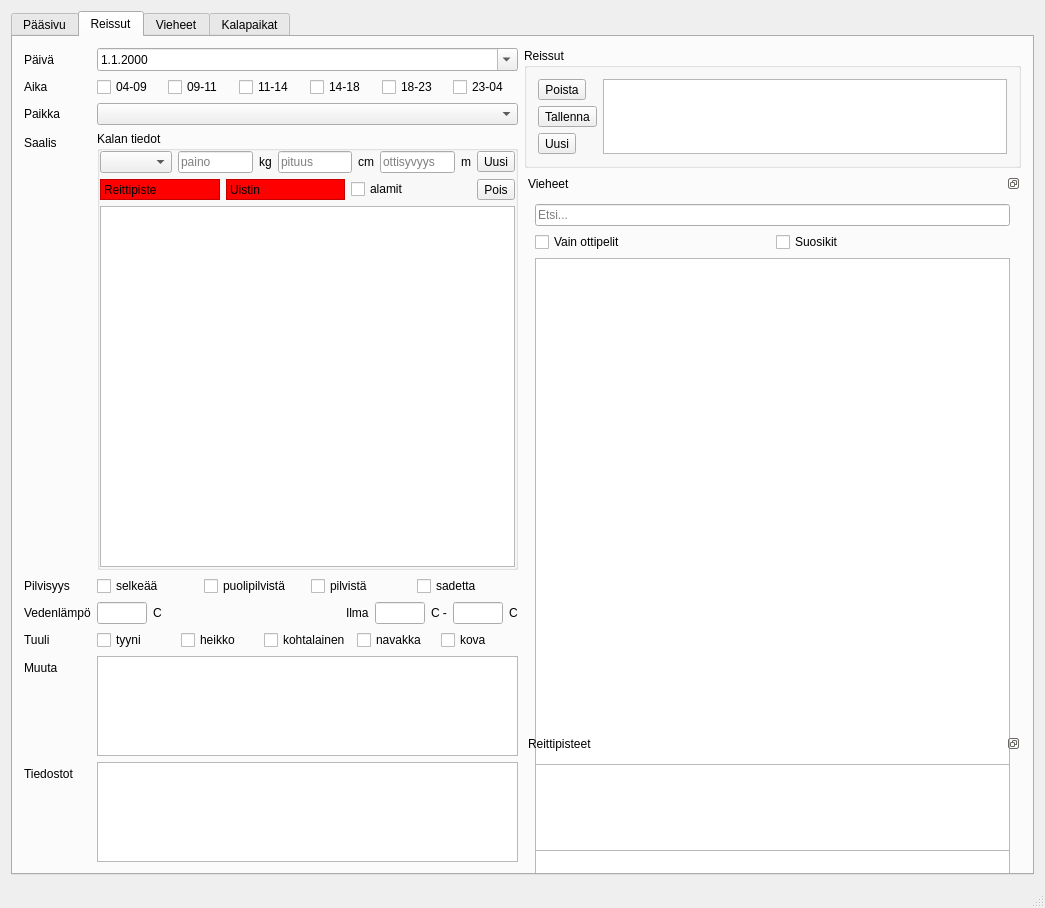
Old version of the form mainwindow.ui in the repository samuliwritescode/uistelupaivakirja-desktop.
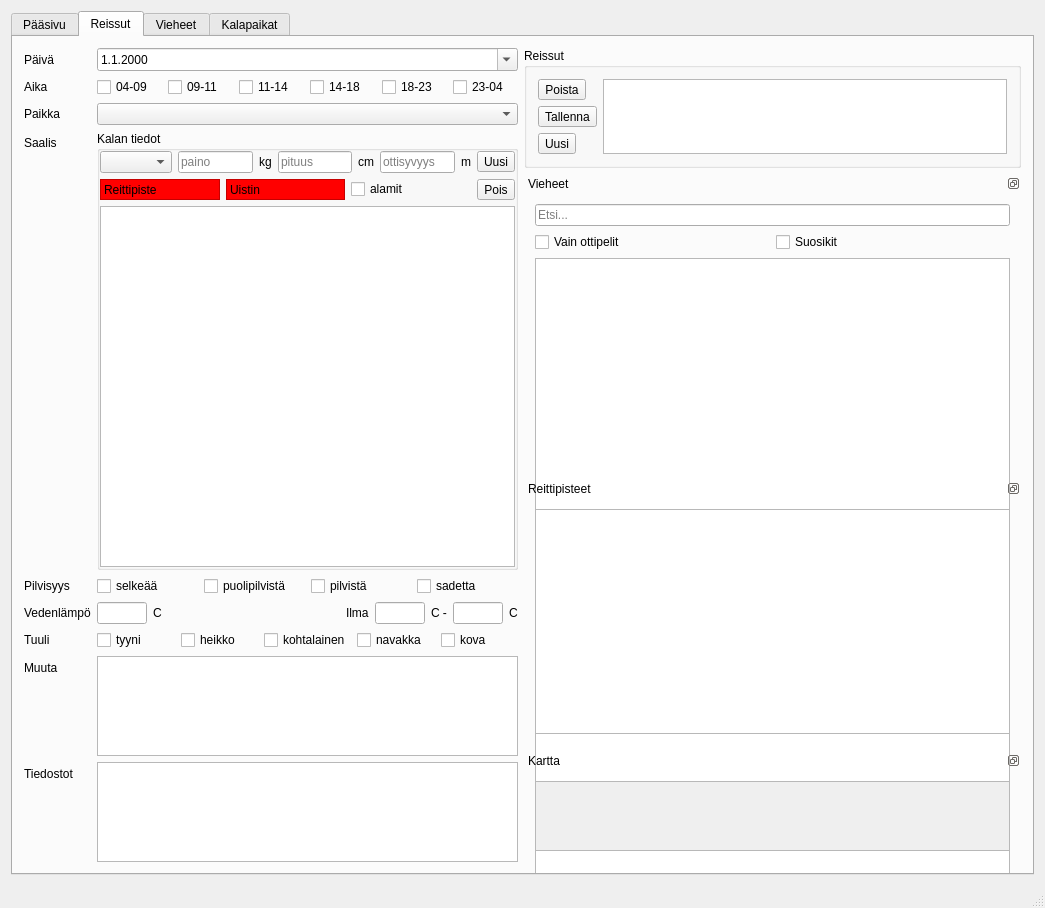
New version of the form. Icons and pictures are not drawn.

Patch:
```diff
--- a/mainwindow.ui
+++ b/mainwindow.ui
@@ -798,7 +798,7 @@
             <property name="minimumSize">
              <size>
               <width>150</width>
-              <height>128</height>
+              <height>266</height>
              </size>
             </property>
             <property name="features">
@@ -816,6 +816,37 @@
             </widget>
            </widget>
           </item>
+          <item>
+           <widget class="QDockWidget" name="mapDock">
+            <property name="features">
+             <set>QDockWidget::DockWidgetFloatable|QDockWidget::DockWidgetMovable</set>
+            </property>
+            <property name="windowTitle">
+             <string>Kartta</string>
+            </property>
+            <widget class="QWidget" name="dockWidgetContents">
+             <layout class="QHBoxLayout" name="horizontalLayout_2">
+              <item>
+               <widget class="QScrollArea" name="scrollArea">
+                <property name="widgetResizable">
+                 <bool>true</bool>
+                </property>
+                <widget class="QWidget" name="scrollAreaWidgetContents">
+                 <property name="geometry">
+                  <rect>
+                   <x>0</x>
+                   <y>0</y>
+                   <width>454</width>
+                   <height>76</height>
+                  </rect>
+                 </property>
+                </widget>
+               </widget>
+              </item>
+             </layout>
+            </widget>
+           </widget>
+          </item>
          </layout>
         </item>
        </layout>
```
Left out of the diff: 510 changed lines with no effect on the pictures.
